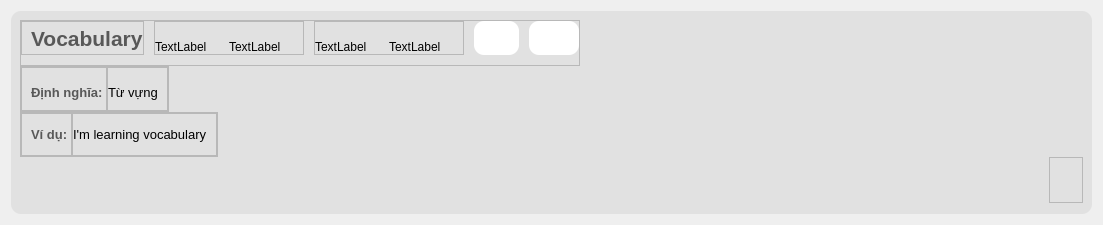
The window that UI/forms/vocab_card_name.ui (yuukun123/LexiLand) describes before a commit, drawn with Qt 5.
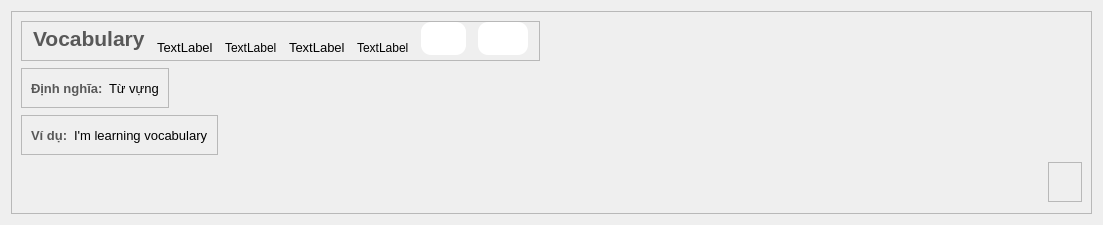
The same window after the commit. Icons and pictures are not drawn.

Commit message: update api and ui file delete some frame

Patch:
```diff
--- a/UI/forms/vocab_card_name.ui
+++ b/UI/forms/vocab_card_name.ui
@@ -1,7 +1,7 @@
 <?xml version="1.0" encoding="UTF-8"?>
 <ui version="4.0">
- <class>Form</class>
- <widget class="QWidget" name="Form">
+ <class>VocabCardWidget</class>
+ <widget class="QWidget" name="VocabCardWidget">
   <property name="geometry">
    <rect>
     <x>0</x>
@@ -15,7 +15,7 @@
   </property>
   <layout class="QVBoxLayout" name="verticalLayout">
    <item>
-    <widget class="QFrame" name="detail_word">
+    <widget class="QFrame" name="frame_detail_word">
      <property name="styleSheet">
       <string notr="true">#detail_word{
 background-color: rgb(225, 225, 225);
@@ -30,7 +30,7 @@
      </property>
      <layout class="QVBoxLayout" name="verticalLayout_18">
       <property name="spacing">
-       <number>0</number>
+       <number>7</number>
       </property>
       <property name="bottomMargin">
        <number>11</number>
@@ -43,39 +43,21 @@
         <property name="frameShadow">
          <enum>QFrame::Raised</enum>
         </property>
-        <layout class="QHBoxLayout" name="horizontalLayout_6">
+        <layout class="QHBoxLayout" name="horizontalLayout">
          <property name="spacing">
-          <number>10</number>
+          <number>12</number>
          </property>
          <property name="leftMargin">
-          <number>0</number>
+          <number>11</number>
          </property>
          <property name="topMargin">
           <number>0</number>
          </property>
          <property name="rightMargin">
-          <number>0</number>
+          <number>11</number>
          </property>
          <property name="bottomMargin">
-          <number>10</number>
-         </property>
-         <item>
-          <widget class="QFrame" name="frame_26">
-           <property name="frameShape">
-            <enum>QFrame::StyledPanel</enum>
-           </property>
-           <property name="frameShadow">
-            <enum>QFrame::Raised</enum>
-           </property>
-           <layout class="QHBoxLayout" name="horizontalLayout_7">
-            <property name="topMargin">
-             <number>0</number>
-            </property>
-            <property name="rightMargin">
-             <number>0</number>
-            </property>
-            <property name="bottomMargin">
-             <number>0</number>
+          <number>5</number>
             </property>
             <item>
              <widget class="QLabel" name="vocabulary">
@@ -94,99 +76,13 @@
               </property>
              </widget>
             </item>
-           </layout>
-          </widget>
-         </item>
-         <item>
-          <widget class="QFrame" name="frame">
-           <property name="minimumSize">
-            <size>
-             <width>150</width>
-             <height>0</height>
-            </size>
-           </property>
-           <property name="frameShape">
-            <enum>QFrame::StyledPanel</enum>
-           </property>
-           <property name="frameShadow">
-            <enum>QFrame::Raised</enum>
-           </property>
-           <layout class="QHBoxLayout" name="horizontalLayout_2">
-            <property name="spacing">
-             <number>0</number>
-            </property>
-            <property name="leftMargin">
-             <number>0</number>
-            </property>
-            <property name="topMargin">
-             <number>0</number>
-            </property>
-            <property name="rightMargin">
-             <number>0</number>
-            </property>
-            <property name="bottomMargin">
-             <number>0</number>
-            </property>
-            <item>
-             <widget class="QLabel" name="region_US">
-              <property name="text">
-               <string>TextLabel</string>
-              </property>
-              <property name="alignment">
-               <set>Qt::AlignBottom|Qt::AlignLeading|Qt::AlignLeft</set>
-              </property>
-             </widget>
-            </item>
-            <item>
-             <widget class="QLabel" name="phonetic_US">
-              <property name="font">
-               <font>
-                <pointsize>9</pointsize>
-               </font>
-              </property>
-              <property name="text">
-               <string>TextLabel</string>
-              </property>
-              <property name="alignment">
-               <set>Qt::AlignBottom|Qt::AlignLeading|Qt::AlignLeft</set>
-              </property>
-             </widget>
-            </item>
-           </layout>
-          </widget>
-         </item>
-         <item>
-          <widget class="QFrame" name="frame_2">
-           <property name="minimumSize">
-            <size>
-             <width>150</width>
-             <height>0</height>
-            </size>
-           </property>
-           <property name="frameShape">
-            <enum>QFrame::StyledPanel</enum>
-           </property>
-           <property name="frameShadow">
-            <enum>QFrame::Raised</enum>
-           </property>
-           <layout class="QHBoxLayout" name="horizontalLayout">
-            <property name="spacing">
-             <number>0</number>
-            </property>
-            <property name="leftMargin">
-             <number>0</number>
-            </property>
-            <property name="topMargin">
-             <number>0</number>
-            </property>
-            <property name="rightMargin">
-             <number>0</number>
-            </property>
-            <property name="bottomMargin">
-             <number>0</number>
-            </property>
             <item>
              <widget class="QLabel" name="region_UK">
+           <property name="font">
+            <font>
+             <pointsize>10</pointsize>
+            </font>
+           </property>
               <property name="text">
                <string>TextLabel</string>
               </property>
@@ -210,11 +106,38 @@
               </property>
              </widget>
             </item>
-           </layout>
+         <item>
+          <widget class="QLabel" name="region_US">
+           <property name="font">
+            <font>
+             <pointsize>10</pointsize>
+            </font>
+           </property>
+           <property name="text">
+            <string>TextLabel</string>
+           </property>
+           <property name="alignment">
+            <set>Qt::AlignBottom|Qt::AlignLeading|Qt::AlignLeft</set>
+           </property>
           </widget>
          </item>
          <item>
-          <widget class="QFrame" name="soundBtn">
+          <widget class="QLabel" name="phonetic_US">
+           <property name="font">
+            <font>
+             <pointsize>9</pointsize>
+            </font>
+           </property>
+           <property name="text">
+            <string>TextLabel</string>
+           </property>
+           <property name="alignment">
+            <set>Qt::AlignBottom|Qt::AlignLeading|Qt::AlignLeft</set>
+           </property>
+          </widget>
+         </item>
+         <item>
+          <widget class="QFrame" name="frame_4">
            <property name="minimumSize">
             <size>
              <width>45</width>
@@ -249,7 +172,7 @@
              <number>0</number>
             </property>
             <item>
-             <widget class="QPushButton" name="voice">
+             <widget class="QPushButton" name="playAudioBtn">
               <property name="minimumSize">
                <size>
                 <width>30</width>
@@ -264,8 +187,8 @@
                <string/>
               </property>
               <property name="icon">
-               <iconset resource="../../resource/resource.qrc">
-                <normaloff>:/icon/UI/icons/speaker-64.ico</normaloff>:/icon/UI/icons/speaker-64.ico</iconset>
+               <iconset>
+                <normaloff>../icons/speaker-64.ico</normaloff>../icons/speaker-64.ico</iconset>
               </property>
               <property name="iconSize">
                <size>
@@ -279,7 +202,7 @@
           </widget>
          </item>
          <item>
-          <widget class="QFrame" name="editBtn">
+          <widget class="QFrame" name="frame_3">
            <property name="minimumSize">
             <size>
              <width>45</width>
@@ -301,13 +224,13 @@
            </property>
            <layout class="QHBoxLayout" name="horizontalLayout_9">
             <item>
-             <widget class="QPushButton" name="edit">
+             <widget class="QPushButton" name="editBtn">
               <property name="text">
                <string/>
               </property>
               <property name="icon">
-               <iconset resource="../../resource/resource.qrc">
-                <normaloff>:/icon/UI/icons/edit-11-64.ico</normaloff>:/icon/UI/icons/edit-11-64.ico</iconset>
+               <iconset>
+                <normaloff>../icons/edit-11-64.ico</normaloff>../icons/edit-11-64.ico</iconset>
               </property>
               <property name="iconSize">
                <size>
@@ -336,37 +259,7 @@
         <property name="frameShadow">
          <enum>QFrame::Raised</enum>
         </property>
-        <layout class="QHBoxLayout" name="horizontalLayout_10">
-         <property name="spacing">
-          <number>0</number>
-         </property>
-         <property name="leftMargin">
-          <number>0</number>
-         </property>
-         <property name="topMargin">
-          <number>0</number>
-         </property>
-         <property name="rightMargin">
-          <number>0</number>
-         </property>
-         <property name="bottomMargin">
-          <number>0</number>
-         </property>
-         <item>
-          <widget class="QFrame" name="frame_31">
-           <property name="frameShape">
-            <enum>QFrame::StyledPanel</enum>
-           </property>
-           <property name="frameShadow">
-            <enum>QFrame::Raised</enum>
-           </property>
-           <layout class="QHBoxLayout" name="horizontalLayout_15">
-            <property name="rightMargin">
-             <number>3</number>
-            </property>
-            <property name="bottomMargin">
-             <number>3</number>
-            </property>
+        <layout class="QHBoxLayout" name="horizontalLayout_4">
             <item>
              <widget class="QLabel" name="label_11">
               <property name="font">
@@ -384,24 +277,6 @@
               </property>
              </widget>
             </item>
-           </layout>
-          </widget>
-         </item>
-         <item>
-          <widget class="QFrame" name="frame_32">
-           <property name="frameShape">
-            <enum>QFrame::StyledPanel</enum>
-           </property>
-           <property name="frameShadow">
-            <enum>QFrame::Raised</enum>
-           </property>
-           <layout class="QHBoxLayout" name="horizontalLayout_16">
-            <property name="leftMargin">
-             <number>0</number>
-            </property>
-            <property name="bottomMargin">
-             <number>3</number>
-            </property>
             <item>
              <widget class="QLabel" name="define">
               <property name="font">
@@ -417,9 +292,6 @@
            </layout>
           </widget>
          </item>
-        </layout>
-       </widget>
-      </item>
       <item alignment="Qt::AlignLeft">
        <widget class="QFrame" name="frame_24">
         <property name="frameShape">
@@ -428,34 +300,7 @@
         <property name="frameShadow">
          <enum>QFrame::Raised</enum>
         </property>
-        <layout class="QHBoxLayout" name="horizontalLayout_13">
-         <property name="spacing">
-          <number>0</number>
-         </property>
-         <property name="leftMargin">
-          <number>0</number>
-         </property>
-         <property name="topMargin">
-          <number>0</number>
-         </property>
-         <property name="rightMargin">
-          <number>0</number>
-         </property>
-         <property name="bottomMargin">
-          <number>0</number>
-         </property>
-         <item>
-          <widget class="QFrame" name="frame_34">
-           <property name="frameShape">
-            <enum>QFrame::StyledPanel</enum>
-           </property>
-           <property name="frameShadow">
-            <enum>QFrame::Raised</enum>
-           </property>
-           <layout class="QHBoxLayout" name="horizontalLayout_17">
-            <property name="rightMargin">
-             <number>3</number>
-            </property>
+        <layout class="QHBoxLayout" name="horizontalLayout_3">
             <item>
              <widget class="QLabel" name="label_12">
               <property name="font">
@@ -473,21 +318,6 @@
               </property>
              </widget>
             </item>
-           </layout>
-          </widget>
-         </item>
-         <item>
-          <widget class="QFrame" name="frame_35">
-           <property name="frameShape">
-            <enum>QFrame::StyledPanel</enum>
-           </property>
-           <property name="frameShadow">
-            <enum>QFrame::Raised</enum>
-           </property>
-           <layout class="QHBoxLayout" name="horizontalLayout_18">
-            <property name="leftMargin">
-             <number>0</number>
-            </property>
             <item>
              <widget class="QLabel" name="example">
               <property name="font">
@@ -498,9 +328,6 @@
               <property name="text">
                <string>I'm learning vocabulary</string>
               </property>
-             </widget>
-            </item>
-           </layout>
           </widget>
          </item>
         </layout>
```
Lines whose indentation alone changed are shown as unchanged. The commit also changes 8 other files.
